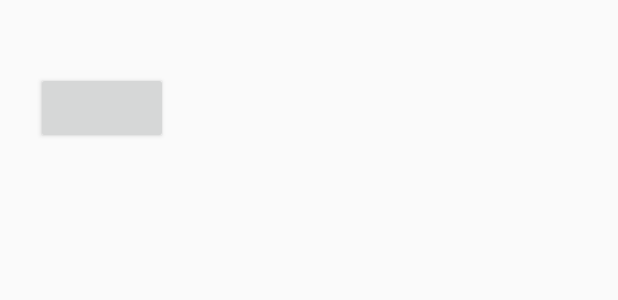
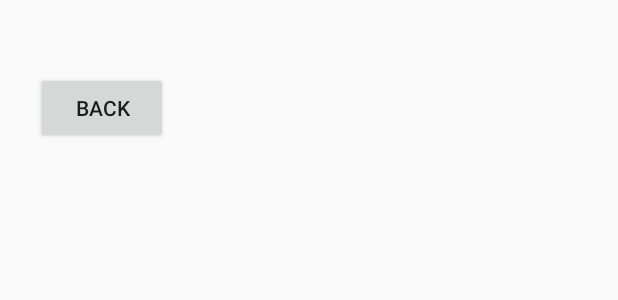
Before and after one commit to palit26/exam-practice-vocabulary, an Android app: the layout activity_toefl.xml on its own in the app's theme, with its tools: preview values and no code run, on a phone screen of 412 x 824 dp. Shown: the top 300 px of the screen. Run offline under Robolectric (Android 15) with nearby library versions, the phone set to English and light mode, and no system bars.

Commit message:
re-commit

```diff
--- a/app/src/main/res/layout/activity_toefl.xml
+++ b/app/src/main/res/layout/activity_toefl.xml
@@ -12,7 +12,7 @@
         android:layout_height="wrap_content"
         android:layout_marginStart="24dp"
         android:layout_marginTop="48dp"
-        android:text=""
+        android:text="Back"
         app:layout_constraintStart_toStartOf="parent"
         app:layout_constraintTop_toTopOf="parent" />
 </android.support.constraint.ConstraintLayout>
--- a/app/src/main/res/values/strings.xml
+++ b/app/src/main/res/values/strings.xml
@@ -1,6 +1,3 @@
 <resources>
     <string name="app_name">Firebase Authentication</string>
-    <string name="title_activity_vocab">Vocab</string>
-    <string name="tab_text_1">Tab 1</string>
-    <string name="tab_text_2">Tab 2</string>
 </resources>
```
